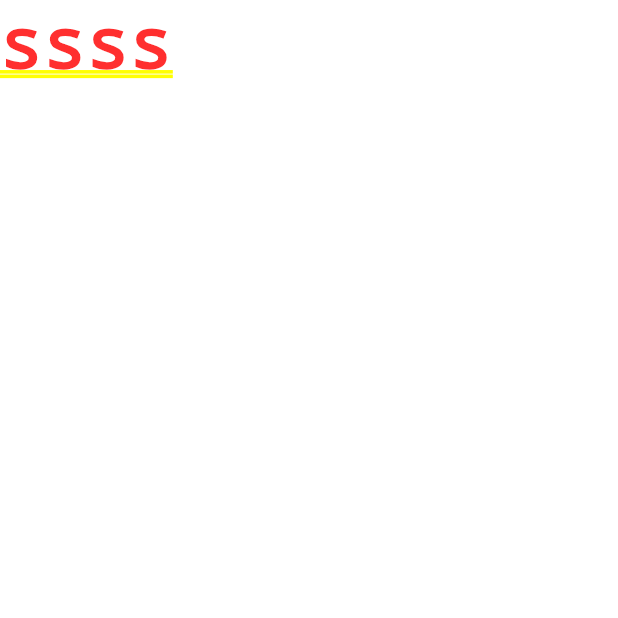
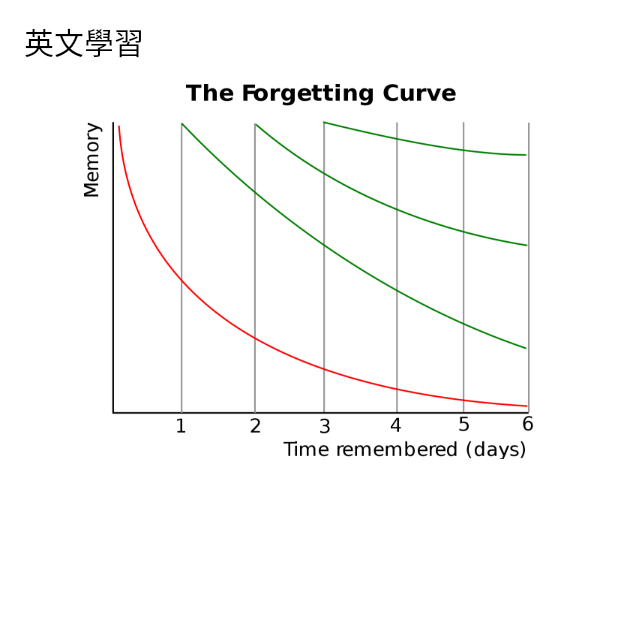
Before and after one commit to remagart/morebetter, a Flutter app: the screen it shows after launch, on a phone screen of 412 x 824 dp, the top half of it. Run offline on Flutter 3.47's test engine with Material 2 defaults, Android fonts, the phone set to English and light mode, and no system bars; our stand-ins replace get.

Commit message:
基礎建設

```diff
--- /dev/null
+++ b/morebetter_flutter/lib/app/modules/english/english_page.dart
@@ -0,0 +1,40 @@
+import 'package:flutter/material.dart';
+import 'package:get/get.dart';
+import 'package:morebetter_flutter/app/routes/app_pages.dart';
+import 'package:morebetter_flutter/core/image/app_images.dart';
+
+class EnglishPage extends StatelessWidget {
+  const EnglishPage({Key? key}) : super(key: key);
+
+  @override
+  Widget build(BuildContext context) {
+    return Scaffold(
+      appBar: AppBar(
+        title: const Text('英文學習'),
+      ),
+      body: renderContent(context),
+    );
+  }
+}
+
+Widget? renderContent(context) {
+  return Container(
+    alignment: Alignment.center,
+    child: Column(
+      crossAxisAlignment: CrossAxisAlignment.center,
+      children: [
+        InkWell(
+          onTap: () => Get.toNamed(AppRoutes.fcOverview),
+          child: SizedBox(
+            child: Image.asset(
+              AppImages.forgettingCurve,
+              fit: BoxFit.fill,
+            ),
+            width: 300,
+            height: 250,
+          ),
+        )
+      ],
+    ),
+  );
+}
--- a/morebetter_flutter/lib/app/modules/home/home_page.dart
+++ b/morebetter_flutter/lib/app/modules/home/home_page.dart
@@ -5,6 +5,6 @@ class HomePage extends StatelessWidget {
 
   @override
   Widget build(BuildContext context) {
-    return Text("ssss");
+    return Text("home page");
   }
 }
--- a/morebetter_flutter/lib/app/routes/app_routes.dart
+++ b/morebetter_flutter/lib/app/routes/app_routes.dart
@@ -2,4 +2,8 @@ part of 'app_pages.dart';
 
 abstract class AppRoutes {
   static const home = '/home';
+  static const english = '/english';
+  static const login = '/login';
+  static const fcDetail = '/fcDetail';
+  static const fcOverview = '/fcOverview';
 }
--- /dev/null
+++ b/morebetter_flutter/lib/core/image/app_images.dart
@@ -0,0 +1,3 @@
+abstract class AppImages {
+  static const forgettingCurve = 'resource/ForgettingCurve.png';
+}
--- a/morebetter_flutter/lib/main.dart
+++ b/morebetter_flutter/lib/main.dart
@@ -1,10 +1,12 @@
 import 'package:flutter/material.dart';
 import 'package:get/route_manager.dart';
 import 'package:morebetter_flutter/app/routes/app_pages.dart';
+import 'package:morebetter_flutter/core/theme/app_theme.dart';
 
 void main() {
   runApp(GetMaterialApp(
-    initialRoute: AppRoutes.home,
+    theme: AppTheme,
+    initialRoute: AppRoutes.english,
     getPages: AppPages.rootPages,
   ));
 }
--- a/morebetter_flutter/pubspec.yaml
+++ b/morebetter_flutter/pubspec.yaml
@@ -61,9 +61,10 @@ flutter:
   uses-material-design: true
 
   # To add assets to your application, add an assets section, like this:
-  # assets:
+  assets:
   #   - images/a_dot_burr.jpeg
   #   - images/a_dot_ham.jpeg
+    - resource/ForgettingCurve.png
 
   # An image asset can refer to one or more resolution-specific "variants", see
   # https://flutter.dev/assets-and-images/#resolution-aware.
```
Also changed, not shown: morebetter_flutter/lib/app/modules/english/forgetting_curve/fc_detail/fc_detail_page.dart (added, +10 -0 lines), morebetter_flutter/lib/app/modules/english/forgetting_curve/fc_overview/fc_overview_page.dart (added, +33 -0 lines), morebetter_flutter/lib/app/modules/login/login_page.dart (+10 -0 lines), morebetter_flutter/lib/app/routes/app_pages.dart (+9 -1 lines), morebetter_flutter/lib/core/theme/app_theme.dart (added, +14 -0 lines), morebetter_flutter/lib/core/theme/text_theme.dart (added, +25 -0 lines), morebetter_flutter/lib/core/values/colors.dart (added, +67 -0 lines), morebetter_flutter/resource/ForgettingCurve.png (added).
